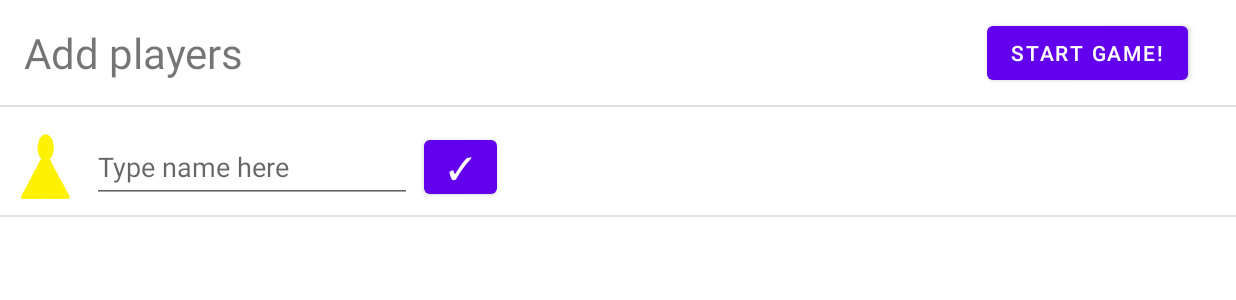
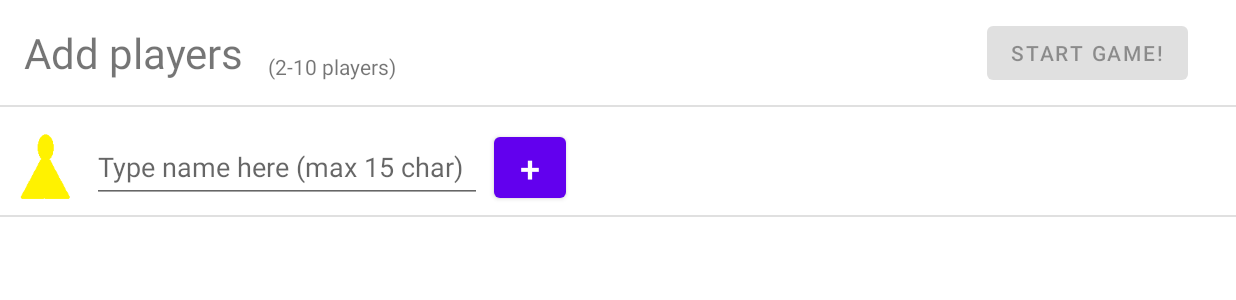
Before and after one commit to OH-BugHit/AOP-Harjoitustyo, an Android app: the screen it shows after launch (MainActivity), after a tap on "NEW GAME", on a phone screen of 824 x 412 dp (held sideways). Shown: the top 300 px of the screen. Run offline under Robolectric (Android 15) with nearby library versions, the phone set to English and light mode, and no system bars.

Commit message:
Uusipeli, listätty nimen pituuden rajoitus, sekä min/max kertova teksti ja setEnablet nappuloihin

```diff
--- a/app/src/main/java/com/oh/ready4play/UusiPeli.java
+++ b/app/src/main/java/com/oh/ready4play/UusiPeli.java
@@ -21,11 +21,14 @@ import java.util.ArrayList;
 
 //TODO: Jäänyt bugi. Jos poistaa viimeisen, sen nappula tulee uusiksi. Muuten toimii
 public class UusiPeli extends Fragment {
+    public static UusiPeli INSTANCE;
     public static ArrayList<Pelaaja> itemArrayList = new ArrayList<>();
     public static Boolean[] nappulaKuva = new Boolean[10];
     //Tarkastele tätä ongelmaa
-    public static ImageView ivNappulanKuva;
-    Button btLisaaPelaaja;
+    public ImageView ivNappulanKuva;
+    public static int pelaajaMaara = 0;
+    public Button btLisaaPelaaja;
+    public Button btAloitaPeli;
     public static boolean taynna = false;
 
     public UusiPeli() {
@@ -37,11 +40,13 @@ public class UusiPeli extends Fragment {
                              Bundle savedInstanceState) {
         // Inflate the layout for this fragment
         View view = inflater.inflate(R.layout.fragment_uusi_peli, container, false);
+        INSTANCE = this;
 
         //Asetetaan kaikki nappulat saataville
         alustaNappulaKuvaValitsin();
 
-        Button btAloitaPeli = view.findViewById(R.id.btAloitaPeli_UusiPeli);
+        btAloitaPeli = view.findViewById(R.id.btAloitaPeli_UusiPeli);
+        btAloitaPeli.setEnabled(false);
         btLisaaPelaaja = view.findViewById(R.id.btLisaaPelaaja_UusiPeli);
         EditText etLisattavaPelaajaNimi = view.findViewById(R.id.etLisattavaPelaaja_UusiPeli);
         ivNappulanKuva = view.findViewById(R.id.ivLisattavanKuva_UusiPeli);
@@ -59,8 +64,12 @@ public class UusiPeli extends Fragment {
         });
 
         btLisaaPelaaja.setOnClickListener(e -> {
+            pelaajaMaara ++;
+            if (pelaajaMaara >= 2) {
+                btAloitaPeli.setEnabled(true);
+            }
             if (!taynna) {
-                if (!etLisattavaPelaajaNimi.getText().toString().equals("")) {
+                if (!etLisattavaPelaajaNimi.getText().toString().equals("") && etLisattavaPelaajaNimi.getText().toString().length() < 15) {
                     Pelaaja pelaaja = new Pelaaja(vapaaNappula(), etLisattavaPelaajaNimi.getText().toString(), valitseNappula(vapaaNappula(), true));
                     itemArrayList.add(pelaaja);
                     etLisattavaPelaajaNimi.setText("");
@@ -69,7 +78,7 @@ public class UusiPeli extends Fragment {
                     //TODO: Tee ilmoitus nimen puuttumisesta jos aikaa
                 }
                 recyclerView.setAdapter(new PelaajaAdapteri(itemArrayList));
-            }
+            } else {btLisaaPelaaja.setEnabled(false);}
         });
 
         return view;
@@ -89,6 +98,7 @@ public class UusiPeli extends Fragment {
                 vapaaNappula++;
             } else {
                 taynna = false;
+                btLisaaPelaaja.setEnabled(true);
                 break;
             }
         }
@@ -117,6 +127,7 @@ public class UusiPeli extends Fragment {
         switch (vapaaNappula) {
             case 0, 1, 2, 3, 4, 5, 6, 7, 8, 9 -> {
                 if (varaa) nappulaKuva[vapaaNappula] = false;
+                btLisaaPelaaja.setEnabled(true);
             }
             case 10 -> {
                 ivNappulanKuva.setImageResource(R.drawable.einappulaa);
--- a/app/src/main/res/layout/fragment_uusi_peli.xml
+++ b/app/src/main/res/layout/fragment_uusi_peli.xml
@@ -51,7 +51,7 @@
 
     <EditText
         android:id="@+id/etLisattavaPelaaja_UusiPeli"
-        android:layout_width="wrap_content"
+        android:layout_width="260dp"
         android:layout_height="wrap_content"
         android:layout_marginStart="8dp"
         android:layout_marginTop="16dp"
@@ -71,7 +71,7 @@
         android:minWidth="48dp"
         android:minHeight="48dp"
         android:text="@string/text_add"
-        android:textSize="20sp"
+        android:textSize="24sp"
         app:layout_constraintBottom_toBottomOf="@+id/etLisattavaPelaaja_UusiPeli"
         app:layout_constraintStart_toEndOf="@+id/etLisattavaPelaaja_UusiPeli"
         app:layout_constraintTop_toTopOf="@+id/etLisattavaPelaaja_UusiPeli" />
@@ -80,8 +80,8 @@
         android:id="@+id/rvPelaajat"
         android:layout_width="wrap_content"
         android:layout_height="wrap_content"
-        android:layout_marginStart="16dp"
         app:layout_constraintBottom_toBottomOf="parent"
+        app:layout_constraintEnd_toEndOf="parent"
         app:layout_constraintStart_toStartOf="parent"
         app:layout_constraintTop_toBottomOf="@+id/divider5"
         tools:itemCount="3"
@@ -99,4 +99,13 @@
         app:layout_constraintEnd_toEndOf="parent"
         app:layout_constraintTop_toTopOf="@+id/tvTitle_UusiPeli" />
 
+    <TextView
+        android:id="@+id/textView2"
+        android:layout_width="wrap_content"
+        android:layout_height="wrap_content"
+        android:layout_marginStart="16dp"
+        android:text="@string/text_minMax"
+        app:layout_constraintBottom_toBottomOf="@+id/tvTitle_UusiPeli"
+        app:layout_constraintStart_toEndOf="@+id/tvTitle_UusiPeli" />
+
 </androidx.constraintlayout.widget.ConstraintLayout>
--- a/app/src/main/res/values/strings.xml
+++ b/app/src/main/res/values/strings.xml
@@ -59,10 +59,11 @@
 
     <!-- Uusi Peli -->
     <string name="text_addPlayers">Add players</string>
-    <string name="text_typePlayerName">Type name here</string>
+    <string name="text_typePlayerName">Type name here (max 15 char)</string>
     <string name="text_addedPlayers">Players:</string>
-    <string name="text_add">✓</string>
+    <string name="text_add">+</string>
     <string name="text_startGame">Start Game!</string>
+    <string name="text_minMax">(2-10 players)</string>
 
     <!-- Peli -->
     <string name="text_fail">Fail</string>
```
Also changed, not shown: app/src/main/java/com/oh/ready4play/adapterit_ja_itemit/PelaajaAdapteri.java (+7 -1 lines).
